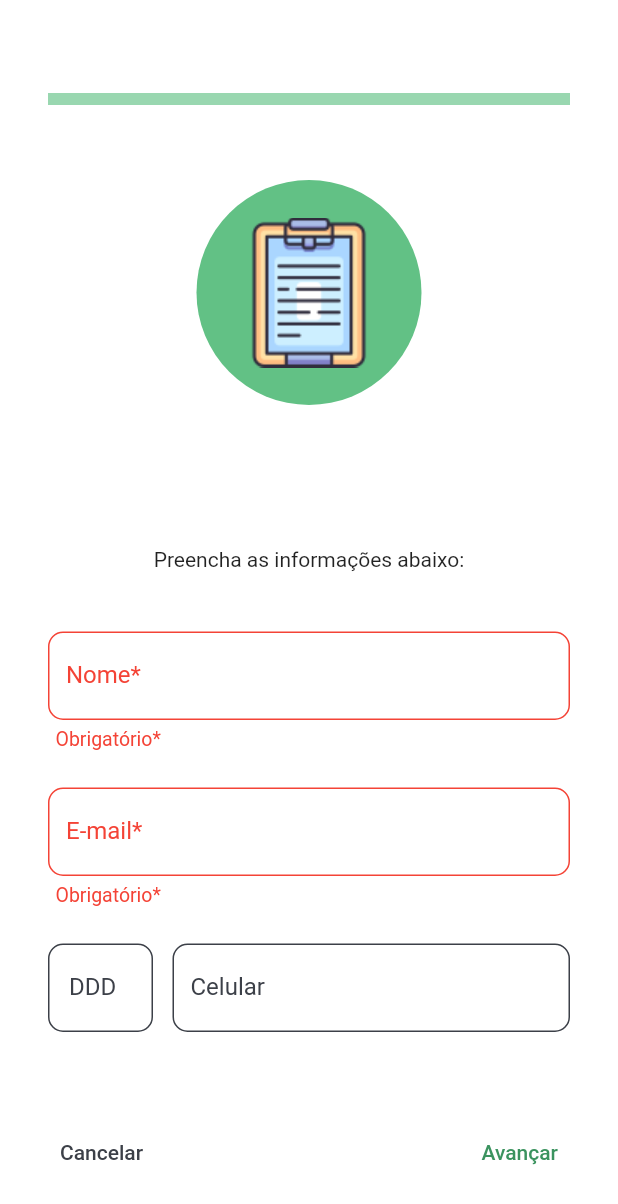
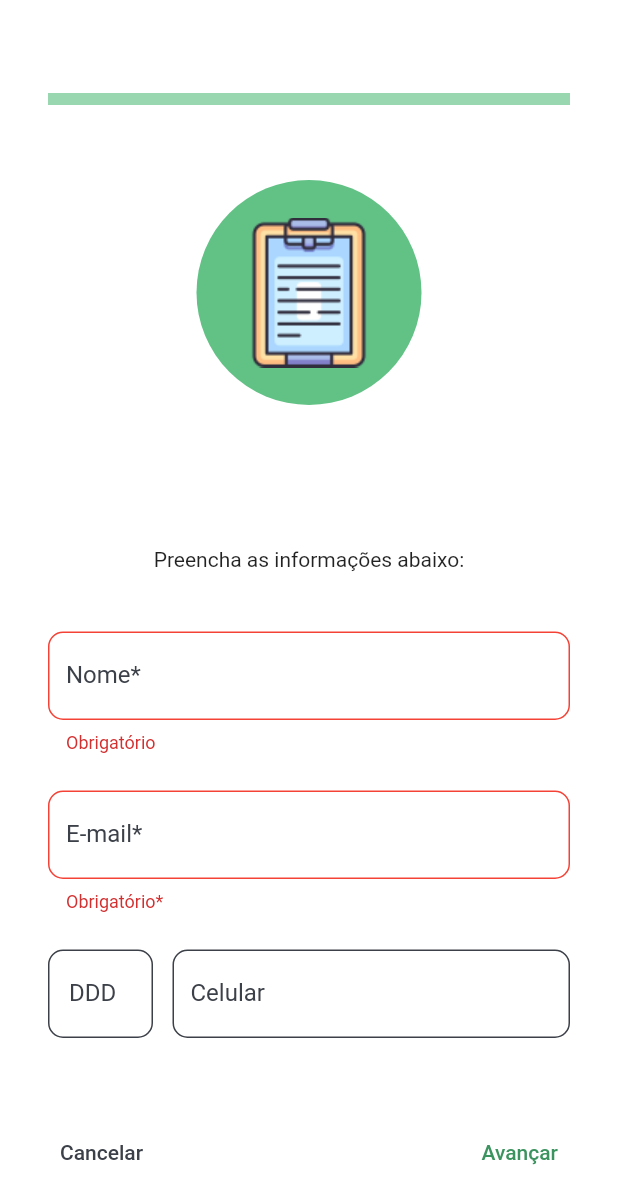
Before and after one commit to MarcalDev/stepped_login, a Flutter app: the StepRegisterPage screen opened directly, after a tap on "Avançar", on a phone screen of 412 x 824 dp. Shown: the top 1204 px of the screen. Run offline on Flutter 3.47's test engine with Material 2 defaults, Android fonts, the phone set to English and light mode, and no system bars; our stand-ins replace connectivity_plus, get, image_picker, internet_connection_checker, mask_text_input_formatter, permission_handler and 1 more; accounts and stored records are empty.

Commit message:
Adição de widgets individuais para inputs de texto e e-mail

```diff
--- a/lib/2-app/components/text_field_widget.dart
+++ b/lib/2-app/components/text_field_widget.dart
@@ -14,7 +14,8 @@ class TextFieldWidget extends StatefulWidget {
     this.isLastField = false,
     this.showErrorInput = false,
     this.fieldRequirements = const [],
-    required this.labelText,
+    this.labelText = '',
+    this.showLabel = true,
     super.key
     });
     String hintText;
@@ -27,6 +28,7 @@ class TextFieldWidget extends StatefulWidget {
     bool isLastField;
     bool showErrorInput;
     List<String> fieldRequirements;
+    bool showLabel;
 
   @override
   State<TextFieldWidget> createState() => _TextFieldWidgetState();
@@ -58,6 +60,8 @@ class _TextFieldWidgetState extends State<TextFieldWidget> {
       crossAxisAlignment: CrossAxisAlignment.start,
       children: [
         TextField(
+          autofocus: false,
+          autocorrect: false,
           decoration: InputDecoration(
             hintText: (!widget.isPhoneArea && !widget.isPhoneNumber) ? widget.hintText : ((widget.isPhoneArea)? "(00)" : "9999-999"),
             hintStyle: TextStyle(color:  AppColors.inputHintColor),
@@ -67,8 +71,8 @@ class _TextFieldWidgetState extends State<TextFieldWidget> {
             isDense: false,
             filled:true,
             hoverColor: AppColors.inputBackgroundColor,
-            floatingLabelBehavior: FloatingLabelBehavior.auto,
-            labelText: widget.labelText,
+            floatingLabelBehavior: (widget.showLabel) ? FloatingLabelBehavior.auto : FloatingLabelBehavior.never,
+            labelText: (widget.showLabel) ? widget.labelText : null,
             labelStyle: TextStyle(color: labelColor, backgroundColor: Colors.transparent),
             suffixIcon: (widget.isPassword)
                         ? IconButton(
--- /dev/null
+++ b/lib/2-app/components/text_form_field_email.dart
@@ -0,0 +1,64 @@
+import 'package:flutter/material.dart';
+import 'package:mask_text_input_formatter/mask_text_input_formatter.dart';
+import 'package:stepped_login/2-app/views/stylePages/app_colors.dart';
+import 'package:stepped_login/2-app/views/stylePages/app_text_styles.dart';
+
+import '../views/stylePages/app_borders.dart';
+
+class TextFormFieldEmailWidget extends StatefulWidget {
+    const TextFormFieldEmailWidget({
+    this.hintText = "",
+    required this.editingController,
+    this.isLastField = false,
+    this.fieldRequirements = const [],
+    this.labelText = '',
+    super.key
+    });
+    final String hintText;
+    final String labelText;
+    final TextEditingController editingController;
+    final bool isLastField;
+    final List<String>? fieldRequirements;
+
+  @override
+  State<TextFormFieldEmailWidget> createState() => _TextFormFieldEmailWidgetState();
+}
+
+class _TextFormFieldEmailWidgetState extends State<TextFormFieldEmailWidget> {
+  @override
+  Widget build(BuildContext context) {
+    bool showRequirementsList = widget.fieldRequirements!.isNotEmpty;
+    return Padding(
+      padding: const EdgeInsets.only(top: 10),
+      child:  Column(
+      crossAxisAlignment: CrossAxisAlignment.start,
+      children: [
+        TextFormField(
+          autocorrect: false,
+          decoration: InputDecoration(
+            hintText: widget.hintText,
+            hintStyle: TextStyle(color: AppColors.inputHintColor),
+            enabledBorder: AppBorders.textInputBorder,
+            focusedBorder: AppBorders.textInputBorder,
+            errorBorder: AppBorders.textInputBorderError,
+            focusedErrorBorder: AppBorders.textInputBorderError,
+            fillColor: Colors.white,
+            filled:true,
+            hoverColor: AppColors.inputBackgroundColor,
+            floatingLabelBehavior: (widget.labelText != null) ? FloatingLabelBehavior.auto : FloatingLabelBehavior.never,
+            labelText: widget.labelText,
+            labelStyle: TextStyle(color: AppColors.inputTextColor, backgroundColor: Colors.transparent),
+          ),
+        keyboardType: TextInputType.emailAddress,
+        controller: widget.editingController,
+        cursorColor: AppColors.thirdColor,
+        textAlign: TextAlign.left,
+        textInputAction: (widget.isLastField) ? TextInputAction.done : TextInputAction.next,
+        validator: (_) {return (showRequirementsList) ? widget.fieldRequirements![0] : null;},
+        autovalidateMode: AutovalidateMode.always,
+        ),
+      ],
+    )
+    );
+  }
+}
--- /dev/null
+++ b/lib/2-app/components/text_form_field_widget.dart
@@ -0,0 +1,61 @@
+import 'package:flutter/material.dart';
+import 'package:stepped_login/2-app/views/stylePages/app_colors.dart';
+
+import '../views/stylePages/app_borders.dart';
+
+class TextFormFieldWidget extends StatefulWidget {
+    const TextFormFieldWidget({
+    this.hintText = "",
+    required this.editingController,
+    this.isLastField = false,
+    this.fieldRequirements = const [],
+    this.labelText = '',
+    super.key
+    });
+    final String hintText;
+    final String labelText;
+    final TextEditingController editingController;
+    final bool isLastField;
+    final List<String>? fieldRequirements;
+
+  @override
+  State<TextFormFieldWidget> createState() => _TextFormFieldWidgetState();
+}
+
+class _TextFormFieldWidgetState extends State<TextFormFieldWidget> {
+  @override
+  Widget build(BuildContext context) {
+    bool showRequirementsList = widget.fieldRequirements!.isNotEmpty;
+    return Padding(
+      padding: const EdgeInsets.only(top: 10),
+      child:  Column(
+      crossAxisAlignment: CrossAxisAlignment.start,
+      children: [
+        TextFormField(
+          autocorrect: false,
+          decoration: InputDecoration(
+            hintText: widget.hintText,
+            hintStyle: TextStyle(color: AppColors.inputHintColor),
+            enabledBorder: AppBorders.textInputBorder,
+            focusedBorder: AppBorders.textInputBorder,
+            errorBorder: AppBorders.textInputBorderError,
+            focusedErrorBorder: AppBorders.textInputBorderError,
+            fillColor: Colors.white,
+            filled:true,
+            hoverColor: AppColors.inputBackgroundColor,
+            floatingLabelBehavior: (widget.labelText != null) ? FloatingLabelBehavior.auto : FloatingLabelBehavior.never,
+            labelText: widget.labelText,
+            labelStyle: TextStyle(color: AppColors.inputTextColor, backgroundColor: Colors.transparent),
+          ),
+        controller: widget.editingController,
+        cursorColor: AppColors.thirdColor,
+        textAlign: TextAlign.left,
+        textInputAction: (widget.isLastField) ? TextInputAction.done : TextInputAction.next,
+        validator: (_) {return (showRequirementsList) ? widget.fieldRequirements![0] : null;},
+        autovalidateMode: AutovalidateMode.always,
+        ),
+      ],
+    )
+    );
+  }
+}
--- a/lib/2-app/controllers/register_controller.dart
+++ b/lib/2-app/controllers/register_controller.dart
@@ -44,6 +44,7 @@ class RegisterController extends GetxController{
 
   RegisterController({required this.context}){
     _initializeVariables();
+    _addListeners();
   }
 
   _initializeVariables(){
@@ -74,6 +75,23 @@ class RegisterController extends GetxController{
     emailRequirementsList = List<String>.empty().obs;
   }
 
+  _addListeners(){
+    emailController.addListener(() {
+      if(emailController.text !=null && emailController.text != ""){
+        emailRequirementsList.clear();
+        validateEmailTextInput();
+      }
+    });
+
+    nameController.addListener(() {
+      if(nameController.text !=null && nameController.text != ""){
+        nameRequirementsList.clear();
+        validateNameTextInput();
+      }
+    });
+  }
+
+  // Open camera/gallery
   Future takePicture(bool openCamera) async{
     PickedFile? selectedFile;
     if(openCamera){
@@ -98,12 +116,14 @@ class RegisterController extends GetxController{
       update();
   }
 
+  // Open permission popup
   getPermissionStatus() async{
     await Permission.camera.request();
 
     return await Permission.camera.status;
   }
 
+  // Insert of user in api Database
   postUser() async{
     const uui = Uuid();
     User user = User(
@@ -144,6 +164,7 @@ class RegisterController extends GetxController{
     }
   }
 
+  // Check if it is able to move to previous page
   checkBackPage(){
       partialIndex.value = partialIndex.value - 1;
       progressValue.value -= 0.33;
@@ -152,28 +173,19 @@ class RegisterController extends GetxController{
       pageController.jumpToPage(partialIndex.value);
   }
 
+// Check if it is able to move to next page
   checkNextPage(){
     if(partialIndex.value == 0){
       nameRequirementsList.clear();
       emailRequirementsList.clear();
+
       if(!validateEmptyText(nameController.text, false) || !validateEmptyText(emailController.text, true)){
-        if(!validateEmptyText(nameController.text, false)){
-          if(nameController.text.isNotEmpty){
-            nameRequirementsList.add('Insira um nome válido');
-          }
-          showNameError.value = true;
-        }
-        if(!validateEmptyText(emailController.text, true)){
-          if(emailController.text.isNotEmpty){
-            emailRequirementsList.add('Insira um e-mail válido');
-          }
-          showEmailError.value = true;
-        }
-      }else{
-          showNameError.value = false;
-          showEmailError.value = false;
-          nextPage();
-        }
+        validateNameTextInput();
+        validateEmailTextInput();
+      } else{
+        nextPage();
+      }
+
     }else{
       showPasswordError.value = passwordController.text.isEmpty;
       showSecondPasswordError.value = secondPasswordController.text.isEmpty;
@@ -193,6 +205,29 @@ class RegisterController extends GetxController{
       }
     }
   }
+
+  // INPUT VALIDATORS
+
+  void validateEmailTextInput(){
+    if(!validateEmptyText(emailController.text, true)){
+      if(emailController.text.isNotEmpty){
+        emailRequirementsList.add('Insira um e-mail válido');
+      }else{
+        emailRequirementsList.add('Obrigatório*');
+      }
+    }
+  }
+
+  void validateNameTextInput(){
+    if(!validateEmptyText(nameController.text, false)){
+      if(nameController.text.isNotEmpty){
+        nameRequirementsList.add('Insira um nome válido');
+      }else{
+        nameRequirementsList.add('Obrigatório');
+      }
+    }
+  }
+
 
   bool validatePassword(){
     var validPassword = true;
@@ -222,9 +257,9 @@ class RegisterController extends GetxController{
     return validPassword;
   }
 
-  bool validateEmptyText(String text, bool isPassword){
+  bool validateEmptyText(String text, bool isEmail){
     var actualText = text.trim();
-    if(isPassword){
+    if(isEmail){
       if(!actualText.contains('@') || !actualText.contains('.')){
         return false;
       }
@@ -244,4 +279,6 @@ class RegisterController extends GetxController{
     pageController.jumpToPage(partialIndex.value);
   }
 
+
+
 }
--- a/lib/2-app/views/login/pages/login_page.dart
+++ b/lib/2-app/views/login/pages/login_page.dart
@@ -13,10 +13,19 @@ class LoginPage extends StatefulWidget {
 }
 
 class _LoginPageState extends State<LoginPage> {
+
+  @override
+  void initState() {
+    super.initState();
+    //FocusScope.of(context).unfocus();
+  }
+
   @override
   Widget build(BuildContext context) {
     LoginController controller = Get.put(LoginController(context:  context));
-    return Scaffold(
+    return GestureDetector(
+      onTap: FocusScope.of(context).unfocus,
+      child: Scaffold(
       backgroundColor: Colors.white,
       body: Padding(
         padding: const EdgeInsets.all(32),
@@ -36,12 +45,12 @@ class _LoginPageState extends State<LoginPage> {
                     padding: EdgeInsets.fromLTRB(5, 0, 0, 5),
                     child: Text('Usuário', style: AppTextStyles.textFieldTitle),
                   ),
-                  TextFieldWidget(labelText: 'Digite seu e-mail', editingController: controller.emailController, isEmail: true),
+                  TextFieldWidget(hintText: 'Digite seu e-mail', editingController: controller.emailController, isEmail: true, showLabel: false),
                   const Padding(
                     padding: EdgeInsets.fromLTRB(5, 15, 0, 5),
                     child: Text('Senha',style: AppTextStyles.textFieldTitle)
                   ),
-                  TextFieldWidget(labelText: 'Digite sua senha', editingController: controller.passwordController, isLastField: true, isPassword: true),
+                  TextFieldWidget(hintText: 'Digite sua senha', editingController: controller.passwordController, isLastField: true, isPassword: true, showLabel: false),
                   Row(
                     mainAxisAlignment: MainAxisAlignment.start,
                     children: [
@@ -73,15 +82,22 @@ class _LoginPageState extends State<LoginPage> {
       ),
       ),
       bottomNavigationBar: Padding(
-        padding: const EdgeInsets.all(32),
+        padding: const EdgeInsets.all(15),
         child: GestureDetector(
           onTap: () => controller.pushToRegisterPage(),
           child: Container(
-            padding: const EdgeInsets.all(8),
-            child:const Text("Não possui uma conta? Cadastre-se", textAlign: TextAlign.center, style: AppTextStyles.textDescription),
+            padding: const EdgeInsets.all(15),
+            child: Row(
+              mainAxisAlignment: MainAxisAlignment.center,
+              children: [
+                Text("Não possui uma conta? ", textAlign: TextAlign.center, style: AppTextStyles.textDescription),
+                Text("Cadastre-se", textAlign: TextAlign.center, style: AppTextStyles.textHyperlink),
+              ],
+            )
           )
         )
       )
+    )
     );
   }
 }
--- /dev/null
+++ b/lib/2-app/views/stylePages/app_borders.dart
@@ -0,0 +1,7 @@
+import 'package:flutter/material.dart';
+import 'app_colors.dart';
+
+class AppBorders{
+  static final InputBorder textInputBorder = OutlineInputBorder(borderRadius: BorderRadius.all(Radius.circular(10)), borderSide: BorderSide(color: AppColors.inputTextColor));
+  static final InputBorder textInputBorderError = OutlineInputBorder(borderRadius: BorderRadius.all(Radius.circular(10)), borderSide: BorderSide(color: AppColors.errorColor));
+}
--- a/lib/2-app/views/stylePages/app_text_styles.dart
+++ b/lib/2-app/views/stylePages/app_text_styles.dart
@@ -8,6 +8,7 @@ static const  TextStyle textFieldTitle = TextStyle(fontSize: 17,fontWeight: Font
 static const  TextStyle textPopupTitle = TextStyle(fontSize: 17,fontWeight: FontWeight.bold);
 static const  TextStyle textPopupOptions = TextStyle(fontSize: 13,fontWeight: FontWeight.w400, color: Colors.black);
 static const  TextStyle textDescription = TextStyle(fontSize: 14,fontWeight: FontWeight.w400);
+static  TextStyle textHyperlink = TextStyle(fontSize: 14,fontWeight: FontWeight.w400, color: AppColors.primaryColor, fontStyle: FontStyle.italic);
 static TextStyle textLeftError = TextStyle(fontSize: 13,fontWeight: FontWeight.w400, color: AppColors.errorColor);
 
 }
--- a/lib/2-app/views/user_register/widgets/basic_data_partial.dart
+++ b/lib/2-app/views/user_register/widgets/basic_data_partial.dart
@@ -1,5 +1,7 @@
 import 'package:flutter/material.dart';
 import 'package:stepped_login/2-app/components/text_field_widget.dart';
+import 'package:stepped_login/2-app/components/text_form_field_email.dart';
+import 'package:stepped_login/2-app/components/text_form_field_widget.dart';
 import 'package:stepped_login/2-app/controllers/register_controller.dart';
 import 'package:get/get.dart';
 
@@ -23,10 +25,11 @@ class _BasicDataPartialState extends State<BasicDataPartial> {
           mainAxisSize: MainAxisSize.min,
           mainAxisAlignment: MainAxisAlignment.start,
           children: [
-            TextFieldWidget(editingController: _controller.nameController, labelText: "Nome*", hintText: "Digite seu nome",showErrorInput: _controller.showNameError.value, fieldRequirements: _controller.nameRequirementsList.value),
+            TextFormFieldWidget(editingController: _controller.nameController, labelText: "Nome*", hintText: "Digite seu nome",fieldRequirements: _controller.nameRequirementsList.value),
             Padding(
               padding: const EdgeInsets.fromLTRB(0, 15, 0, 15),
-              child: TextFieldWidget(editingController: _controller.emailController, labelText: "E-mail*", hintText: "exemplo@email.com", isEmail: true, showErrorInput: _controller.showEmailError.value,fieldRequirements: _controller.emailRequirementsList.value)
+              child: TextFormFieldEmailWidget(editingController: _controller.emailController, labelText: "E-mail*", hintText: "exemplo@email.com", fieldRequirements: _controller.emailRequirementsList.value)
+              //TextFieldWidget(editingController: _controller.emailController, labelText: "E-mail*", hintText: "exemplo@email.com", isEmail: true, showErrorInput: _controller.showEmailError.value,fieldRequirements: _controller.emailRequirementsList.value)
             ),
             Row(
               mainAxisAlignment: MainAxisAlignment.spaceBetween,
```
Also changed, not shown: lib/2-app/views/stylePages/app_input_formatters.dart (added), 1 other file.
